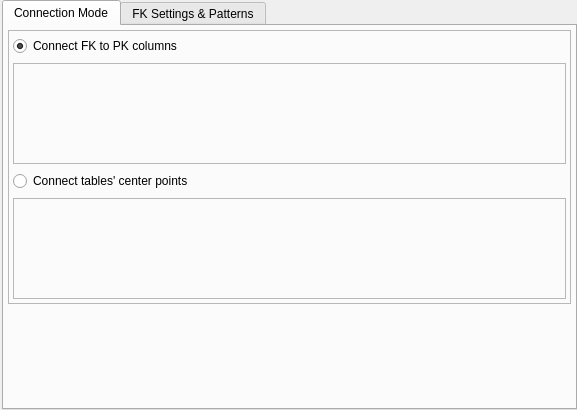
Above: libpgmodeler_ui/ui/relationshipconfigwidget.ui from pgmodeler/pgmodeler before the change. Below: the same form after it.
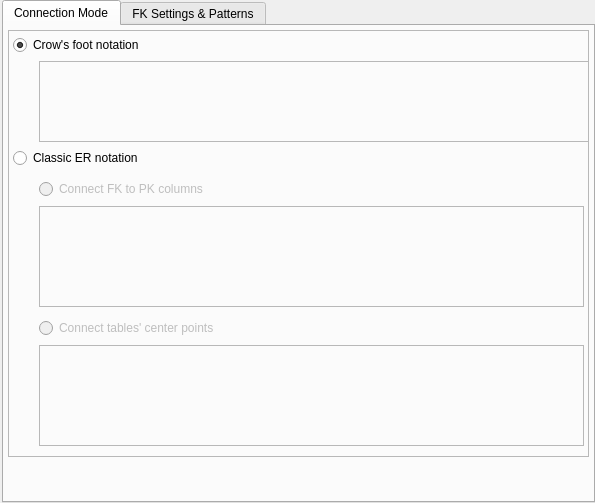
That is the form after the change. Icons and pictures are not drawn.

Commit message: Added the crow's foot notation switch in RelationshipConfigWidget

```diff
--- a/libpgmodeler_ui/ui/relationshipconfigwidget.ui
+++ b/libpgmodeler_ui/ui/relationshipconfigwidget.ui
@@ -6,8 +6,8 @@
    <rect>
     <x>0</x>
     <y>0</y>
-    <width>577</width>
-    <height>410</height>
+    <width>595</width>
+    <height>503</height>
    </rect>
   </property>
   <property name="minimumSize">
@@ -68,18 +68,133 @@
          <property name="frameShape">
           <enum>QFrame::StyledPanel</enum>
          </property>
+         <layout class="QVBoxLayout" name="verticalLayout_2">
+          <property name="leftMargin">
+           <number>4</number>
+          </property>
+          <property name="topMargin">
+           <number>4</number>
+          </property>
+          <property name="rightMargin">
+           <number>4</number>
+          </property>
+          <property name="bottomMargin">
+           <number>4</number>
+          </property>
+          <item>
+           <layout class="QGridLayout" name="gridLayout_6">
+            <item row="1" column="0">
+             <spacer name="horizontalSpacer_3">
+              <property name="orientation">
+               <enum>Qt::Horizontal</enum>
+              </property>
+              <property name="sizeType">
+               <enum>QSizePolicy::Fixed</enum>
+              </property>
+              <property name="sizeHint" stdset="0">
+               <size>
+                <width>20</width>
+                <height>20</height>
+               </size>
+              </property>
+             </spacer>
+            </item>
+            <item row="1" column="1" colspan="2">
+             <widget class="QLabel" name="crows_foot_lbl">
+              <property name="enabled">
+               <bool>true</bool>
+              </property>
+              <property name="sizePolicy">
+               <sizepolicy hsizetype="Fixed" vsizetype="Fixed">
+                <horstretch>0</horstretch>
+                <verstretch>0</verstretch>
+               </sizepolicy>
+              </property>
+              <property name="minimumSize">
+               <size>
+                <width>555</width>
+                <height>81</height>
+               </size>
+              </property>
+              <property name="maximumSize">
+               <size>
+                <width>555</width>
+                <height>81</height>
+               </size>
+              </property>
+              <property name="frameShape">
+               <enum>QFrame::StyledPanel</enum>
+              </property>
+              <property name="frameShadow">
+               <enum>QFrame::Sunken</enum>
+              </property>
+              <property name="text">
+               <string/>
+              </property>
+              <property name="textFormat">
+               <enum>Qt::PlainText</enum>
+              </property>
+              <property name="pixmap">
+               <pixmap resource="../res/resources.qrc">:/imagens/imagens/crows_foot_notation.png</pixmap>
+              </property>
+              <property name="textInteractionFlags">
+               <set>Qt::NoTextInteraction</set>
+              </property>
+             </widget>
+            </item>
+            <item row="0" column="0" colspan="3">
+             <widget class="QRadioButton" name="crows_foot_notation_rb">
+              <property name="statusTip">
+               <string/>
+              </property>
+              <property name="text">
+               <string>Crow's foot notation</string>
+              </property>
+              <property name="checked">
+               <bool>true</bool>
+              </property>
+              <property name="autoExclusive">
+               <bool>true</bool>
+              </property>
+             </widget>
+            </item>
+           </layout>
+          </item>
+          <item>
+           <layout class="QGridLayout" name="gridLayout_7">
+            <item row="1" column="0">
+             <spacer name="horizontalSpacer_4">
+              <property name="orientation">
+               <enum>Qt::Horizontal</enum>
+              </property>
+              <property name="sizeType">
+               <enum>QSizePolicy::Fixed</enum>
+              </property>
+              <property name="sizeHint" stdset="0">
+               <size>
+                <width>20</width>
+                <height>278</height>
+               </size>
+              </property>
+             </spacer>
+            </item>
+            <item row="1" column="1">
+             <widget class="QWidget" name="classic_notation_wgt" native="true">
+              <property name="enabled">
+               <bool>false</bool>
+              </property>
          <layout class="QVBoxLayout" name="verticalLayout">
           <property name="leftMargin">
-           <number>4</number>
+                <number>0</number>
           </property>
           <property name="topMargin">
-           <number>4</number>
+                <number>0</number>
           </property>
           <property name="rightMargin">
-           <number>4</number>
+                <number>0</number>
           </property>
           <property name="bottomMargin">
-           <number>4</number>
+                <number>0</number>
           </property>
           <item>
            <layout class="QGridLayout" name="gridLayout">
@@ -100,7 +215,7 @@
                  <string>Connect FK to PK columns</string>
                 </property>
                 <property name="checked">
-                 <bool>true</bool>
+                      <bool>false</bool>
                 </property>
                </widget>
               </item>
@@ -157,7 +272,7 @@
               </property>
               <property name="maximumSize">
                <size>
-                <width>561</width>
+                     <width>555</width>
                 <height>101</height>
                </size>
               </property>
@@ -253,7 +368,7 @@
               </property>
               <property name="maximumSize">
                <size>
-                <width>561</width>
+                     <width>555</width>
                 <height>101</height>
                </size>
               </property>
@@ -282,6 +397,27 @@
          </layout>
         </widget>
        </item>
+            <item row="0" column="0" colspan="2">
+             <widget class="QRadioButton" name="classic_notation_rb">
+              <property name="statusTip">
+               <string/>
+              </property>
+              <property name="text">
+               <string>Classic ER notation</string>
+              </property>
+              <property name="checked">
+               <bool>false</bool>
+              </property>
+              <property name="autoExclusive">
+               <bool>true</bool>
+              </property>
+             </widget>
+            </item>
+           </layout>
+          </item>
+         </layout>
+        </widget>
+       </item>
        <item row="1" column="0">
         <spacer name="verticalSpacer_2">
          <property name="orientation">
```
Left out of the diff: 6 changed lines with no effect on the pictures. Lines whose indentation alone changed are shown as unchanged. The commit also changes 11 other files.
